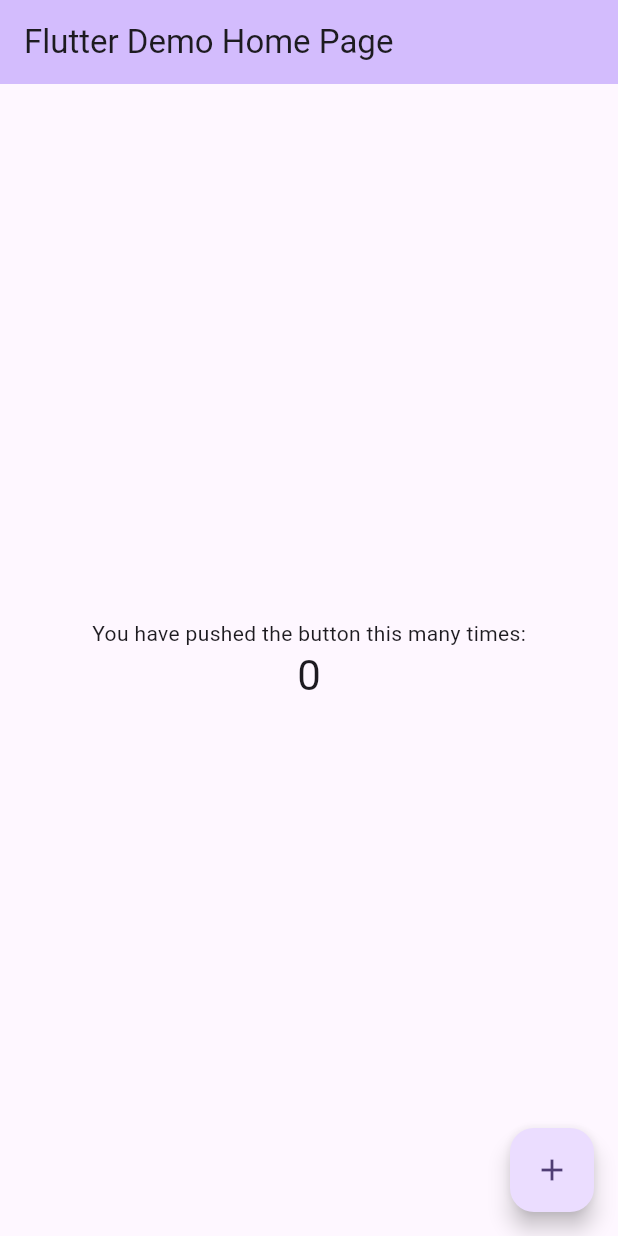
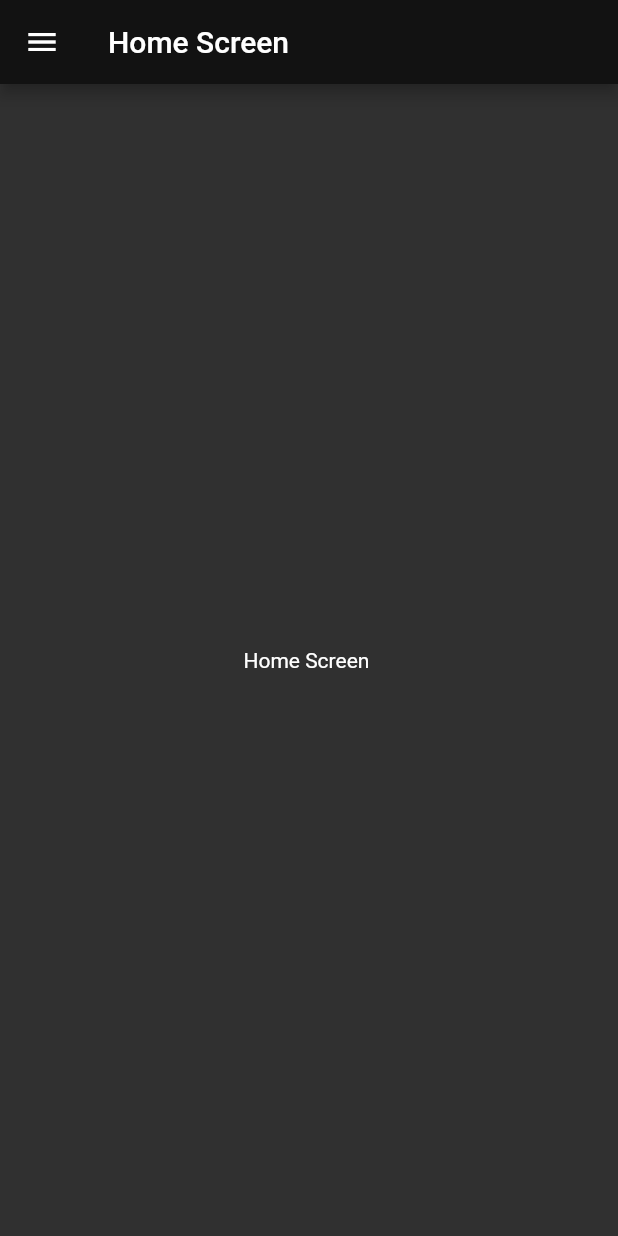
Before and after one commit to flutter-preview/ahmedsat-sat-cms-flutter, a Flutter app: the screen it shows after launch, on a phone screen of 412 x 824 dp. Run offline on Flutter 3.47's test engine with Material 2 defaults, Android fonts, the phone set to English and light mode, and no system bars.

Commit message:
basic Screens and drawer header

```diff
--- a/lib/main.dart
+++ b/lib/main.dart
@@ -1,125 +1,33 @@
 import 'package:flutter/material.dart';
+import 'package:sat_cms/screens/home_screen.dart';
+import 'package:sat_cms/screens/login_screen.dart';
+import 'package:sat_cms/screens/profile_screen.dart';
+import 'package:sat_cms/screens/register_screen.dart';
+import 'package:sat_cms/themes/dark_theme.dart';
+import 'package:sat_cms/themes/light_theme.dart';
 
 void main() {
   runApp(const MyApp());
 }
 
 class MyApp extends StatelessWidget {
-  const MyApp({super.key});
+  const MyApp({Key? key}) : super(key: key);
 
-  // This widget is the root of your application.
   @override
   Widget build(BuildContext context) {
     return MaterialApp(
-      title: 'Flutter Demo',
-      theme: ThemeData(
-        // This is the theme of your application.
-        //
-        // TRY THIS: Try running your application with "flutter run". You'll see
-        // the application has a blue toolbar. Then, without quitting the app,
-        // try changing the seedColor in the colorScheme below to Colors.green
-        // and then invoke "hot reload" (save your changes or press the "hot
-        // reload" button in a Flutter-supported IDE, or press "r" if you used
-        // the command line to start the app).
-        //
-        // Notice that the counter didn't reset back to zero; the application
-        // state is not lost during the reload. To reset the state, use hot
-        // restart instead.
-        //
-        // This works for code too, not just values: Most code changes can be
-        // tested with just a hot reload.
-        colorScheme: ColorScheme.fromSeed(seedColor: Colors.deepPurple),
-        useMaterial3: true,
-      ),
-      home: const MyHomePage(title: 'Flutter Demo Home Page'),
+      title: 'Sat_CMS',
+      theme: lightTheme,
+      darkTheme: darkTheme,
+      // themeMode: ThemeMode.light,
+      themeMode: ThemeMode.dark,
+      initialRoute: '/',
+      routes: {
+        HomeScreen.name: (context) => const HomeScreen(),
+        LoginScreen.name: (context) => const LoginScreen(),
+        RegisterScreen.name: (context) => const RegisterScreen(),
+        ProfileScreen.name: (context) => const ProfileScreen(),
+      },
     );
   }
 }
-
-class MyHomePage extends StatefulWidget {
-  const MyHomePage({super.key, required this.title});
-
-  // This widget is the home page of your application. It is stateful, meaning
-  // that it has a State object (defined below) that contains fields that affect
-  // how it looks.
-
-  // This class is the configuration for the state. It holds the values (in this
-  // case the title) provided by the parent (in this case the App widget) and
-  // used by the build method of the State. Fields in a Widget subclass are
-  // always marked "final".
-
-  final String title;
-
-  @override
-  State<MyHomePage> createState() => _MyHomePageState();
-}
-
-class _MyHomePageState extends State<MyHomePage> {
-  int _counter = 0;
-
-  void _incrementCounter() {
-    setState(() {
-      // This call to setState tells the Flutter framework that something has
-      // changed in this State, which causes it to rerun the build method below
-      // so that the display can reflect the updated values. If we changed
-      // _counter without calling setState(), then the build method would not be
-      // called again, and so nothing would appear to happen.
-      _counter++;
-    });
-  }
-
-  @override
-  Widget build(BuildContext context) {
-    // This method is rerun every time setState is called, for instance as done
-    // by the _incrementCounter method above.
-    //
-    // The Flutter framework has been optimized to make rerunning build methods
-    // fast, so that you can just rebuild anything that needs updating rather
-    // than having to individually change instances of widgets.
-    return Scaffold(
-      appBar: AppBar(
-        // TRY THIS: Try changing the color here to a specific color (to
-        // Colors.amber, perhaps?) and trigger a hot reload to see the AppBar
-        // change color while the other colors stay the same.
-        backgroundColor: Theme.of(context).colorScheme.inversePrimary,
-        // Here we take the value from the MyHomePage object that was created by
-        // the App.build method, and use it to set our appbar title.
-        title: Text(widget.title),
-      ),
-      body: Center(
-        // Center is a layout widget. It takes a single child and positions it
-        // in the middle of the parent.
-        child: Column(
-          // Column is also a layout widget. It takes a list of children and
-          // arranges them vertically. By default, it sizes itself to fit its
-          // children horizontally, and tries to be as tall as its parent.
-          //
-          // Column has various properties to control how it sizes itself and
-          // how it positions its children. Here we use mainAxisAlignment to
-          // center the children vertically; the main axis here is the vertical
-          // axis because Columns are vertical (the cross axis would be
-          // horizontal).
-          //
-          // TRY THIS: Invoke "debug painting" (choose the "Toggle Debug Paint"
-          // action in the IDE, or press "p" in the console), to see the
-          // wireframe for each widget.
-          mainAxisAlignment: MainAxisAlignment.center,
-          children: <Widget>[
-            const Text(
-              'You have pushed the button this many times:',
-            ),
-            Text(
-              '$_counter',
-              style: Theme.of(context).textTheme.headlineMedium,
-            ),
-          ],
-        ),
-      ),
-      floatingActionButton: FloatingActionButton(
-        onPressed: _incrementCounter,
-        tooltip: 'Increment',
-        child: const Icon(Icons.add),
-      ), // This trailing comma makes auto-formatting nicer for build methods.
-    );
-  }
-}
--- /dev/null
+++ b/lib/screens/home_screen.dart
@@ -0,0 +1,9 @@
+import 'package:flutter/material.dart';
+import 'package:sat_cms/widgets/custom_screen.dart';
+
+class HomeScreen extends MyScreen {
+  static const name = '/';
+  const HomeScreen({Key? key}) : super(key: key);
+  @override
+  String get title => 'Home Screen ';
+}
--- /dev/null
+++ b/lib/screens/login_screen.dart
@@ -0,0 +1,9 @@
+import 'package:flutter/material.dart';
+import 'package:sat_cms/widgets/custom_screen.dart';
+
+class LoginScreen extends MyScreen {
+  static const name = '/login';
+  const LoginScreen({Key? key}) : super(key: key);
+  @override
+  String get title => 'Login Screen';
+}
--- /dev/null
+++ b/lib/screens/profile_screen.dart
@@ -0,0 +1,9 @@
+import 'package:flutter/material.dart';
+import 'package:sat_cms/widgets/custom_screen.dart';
+
+class ProfileScreen extends MyScreen {
+  static const name = '/profile';
+  const ProfileScreen({Key? key}) : super(key: key);
+  @override
+  String get title => 'Profile Screen';
+}
--- /dev/null
+++ b/lib/screens/register_screen.dart
@@ -0,0 +1,9 @@
+import 'package:flutter/material.dart';
+import 'package:sat_cms/widgets/custom_screen.dart';
+
+class RegisterScreen extends MyScreen {
+  static const name = '/register';
+  const RegisterScreen({Key? key}) : super(key: key);
+  @override
+  String get title => 'Register Screen';
+}
--- /dev/null
+++ b/lib/themes/dark_theme.dart
@@ -0,0 +1,6 @@
+import 'package:flutter/material.dart';
+
+ThemeData darkTheme = ThemeData(
+  brightness: Brightness.dark,
+  colorScheme: const ColorScheme.dark(),
+);
--- /dev/null
+++ b/lib/themes/light_theme.dart
@@ -0,0 +1,6 @@
+import 'package:flutter/material.dart';
+
+ThemeData lightTheme = ThemeData(
+  brightness: Brightness.light,
+  colorScheme: const ColorScheme.light(),
+);
--- /dev/null
+++ b/lib/utils/is_loggedin.dart
@@ -0,0 +1,3 @@
+bool isLoggedIn() {
+  return false;
+}
```
Also changed, not shown: lib/widgets/custom_drawer.dart (added, +31 -0 lines), lib/widgets/custom_screen.dart (added, +19 -0 lines), pubspec.yaml (+4 -7 lines), assets/images/drawer_header_background.png (added).
